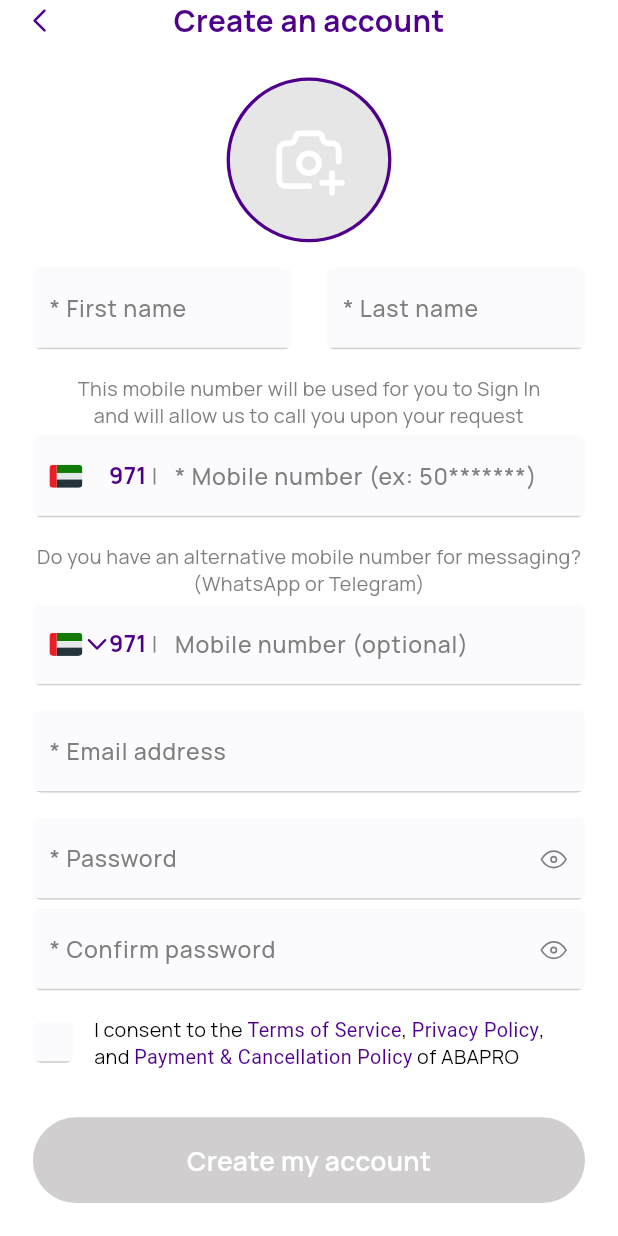
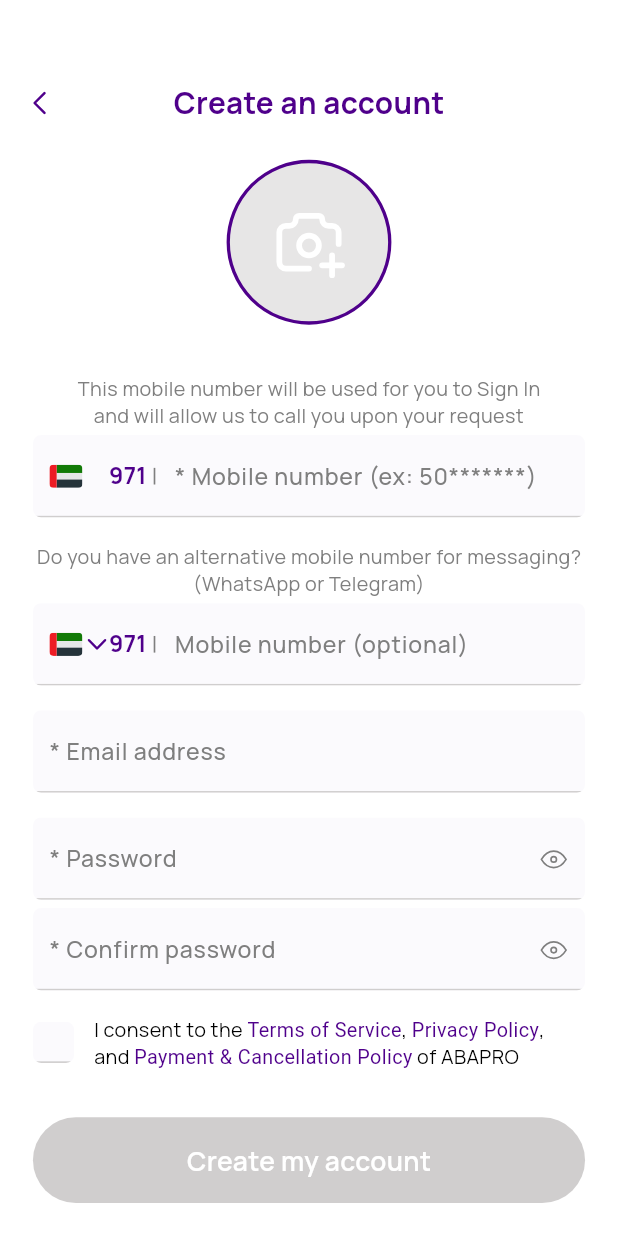
Before and after one commit to TuhinFortmindz/michell, a Flutter app: the screen it shows after launch, scrolled down 50 dp, on a phone screen of 412 x 824 dp. Run offline on Flutter 3.47's test engine with Material 3 defaults, Android fonts, the phone set to English and light mode, and no system bars.

Commit message:
fix dimension for all type of screens

```diff
--- a/lib/features/profile/presentation/pages/create_account_page.dart
+++ b/lib/features/profile/presentation/pages/create_account_page.dart
@@ -1,5 +1,6 @@
 import 'dart:math' as math;
 
+import 'package:flutter/foundation.dart';
 import 'package:flutter/material.dart';
 import 'package:flutter/services.dart';
 
@@ -43,16 +44,22 @@ abstract final class _CreateAccountLayout {
 
   /// Space between the button and the system navigation bar.
   static const double gapBelowSubmitButton = 20;
+
+  /// Android's 3-button navigation bar is 48 dp tall, gesture navigation only
+  /// ~16-24 dp. A bottom inset at least this tall (Figma px) means buttons.
+  static const double minButtonNavigationBarHeight = 32;
 }
 
 class _CreateAccountPageState extends State<CreateAccountPage> {
   final TextEditingController _firstNameController = TextEditingController();
   final TextEditingController _lastNameController = TextEditingController();
   final TextEditingController _mobileNumberController = TextEditingController();
-  final TextEditingController _alternativeMobileNumberController = TextEditingController();
+  final TextEditingController _alternativeMobileNumberController =
+      TextEditingController();
   final TextEditingController _emailController = TextEditingController();
   final TextEditingController _passwordController = TextEditingController();
-  final TextEditingController _confirmPasswordController = TextEditingController();
+  final TextEditingController _confirmPasswordController =
+      TextEditingController();
 
   bool _isPasswordHidden = true;
   bool _isConfirmPasswordHidden = true;
@@ -69,7 +76,9 @@ class _CreateAccountPageState extends State<CreateAccountPage> {
 
   bool get _canCreateAccount =>
       _hasAcceptedTerms &&
-      _requiredFieldControllers.every((controller) => controller.text.trim().isNotEmpty,);
+      _requiredFieldControllers.every(
+        (controller) => controller.text.trim().isNotEmpty,
+      );
 
   @override
   void initState() {
@@ -105,12 +114,27 @@ class _CreateAccountPageState extends State<CreateAccountPage> {
       systemPadding.top,
     );
 
+    // Only Android's 3-button navigation bar gets the grey Figma background.
+    // iPhones (home indicator) and Android gesture navigation stay white.
+    final bool hasButtonNavigationBar =
+        defaultTargetPlatform == TargetPlatform.android &&
+        systemPadding.bottom >=
+            _CreateAccountLayout.minButtonNavigationBarHeight;
+
+    // Figma keeps 20 px between the button and the navigation bar. A button
+    // bar needs that gap above it; the iPhone home indicator and Android
+    // gesture bar are thin lines at the very bottom, so 20 px from the screen
+    // edge already clears them.
+    final double bottomSpace =
+        _CreateAccountLayout.gapBelowSubmitButton +
+        (hasButtonNavigationBar ? systemPadding.bottom : 0);
+
     return AnnotatedRegion<SystemUiOverlayStyle>(
       value: const SystemUiOverlayStyle(
         statusBarColor: Colors.transparent,
         statusBarIconBrightness: Brightness.dark,
         statusBarBrightness: Brightness.light,
-        systemNavigationBarColor: AppColors.navigationBar,
+        systemNavigationBarColor: Colors.transparent,
         systemNavigationBarIconBrightness: Brightness.dark,
         systemNavigationBarContrastEnforced: false,
       ),
@@ -118,19 +142,32 @@ class _CreateAccountPageState extends State<CreateAccountPage> {
         backgroundColor: AppColors.pageBackground,
         body: Stack(
           children: [
-            Positioned.fill(
+            Column(
+              crossAxisAlignment: CrossAxisAlignment.stretch,
+              children: [
+                // Fixed part: never scrolls.
+                SizedBox(height: topSpace),
+                SignUpHeader(
+                  title: 'Create an account',
+                  onBackTap: () => Navigator.of(context).maybePop(),
+                ),
+                const ProfilePhotoPicker(),
+                const SizedBox(
+                  height: _CreateAccountLayout.gapAfterProfilePhoto,
+                ),
+                // Form: scrolls only when it is taller than the space left.
+                Expanded(
                   child: SingleChildScrollView(
                     physics: const ClampingScrollPhysics(),
                     keyboardDismissBehavior:
                         ScrollViewKeyboardDismissBehavior.onDrag,
-                padding: EdgeInsets.only(
-                  top: topSpace,
-                  bottom: _CreateAccountLayout.gapBelowSubmitButton +
-                      systemPadding.bottom,
-                ),
-                child: _buildForm(context),
+                    padding: EdgeInsets.only(bottom: bottomSpace),
+                    child: _buildForm(),
                   ),
                 ),
+              ],
+            ),
+            if (hasButtonNavigationBar)
               Positioned(
                 left: 0,
                 right: 0,
@@ -144,17 +181,8 @@ class _CreateAccountPageState extends State<CreateAccountPage> {
     );
   }
 
-  Widget _buildForm(BuildContext context) {
-    return Column(
-      crossAxisAlignment: CrossAxisAlignment.stretch,
-      children: [
-        SignUpHeader(
-          title: 'Create an account',
-          onBackTap: () => Navigator.of(context).maybePop(),
-        ),
-        const ProfilePhotoPicker(),
-        const SizedBox(height: _CreateAccountLayout.gapAfterProfilePhoto),
-        Padding(
+  Widget _buildForm() {
+    return Padding(
       padding: const EdgeInsets.symmetric(
         horizontal: _CreateAccountLayout.pageSidePadding,
       ),
@@ -173,9 +201,7 @@ class _CreateAccountPageState extends State<CreateAccountPage> {
                   autofillHints: const [AutofillHints.givenName],
                 ),
               ),
-                  const SizedBox(
-                    width: _CreateAccountLayout.gapBetweenNameFields,
-                  ),
+              const SizedBox(width: _CreateAccountLayout.gapBetweenNameFields),
               SizedBox(
                 width: _CreateAccountLayout.nameFieldWidth,
                 child: SignUpTextField(
@@ -189,7 +215,8 @@ class _CreateAccountPageState extends State<CreateAccountPage> {
             ],
           ),
           const _HelperTextBlock(
-                text: 'This mobile number will be used for you to Sign In\n'
+            text:
+                'This mobile number will be used for you to Sign In\n'
                 'and will allow us to call you upon your request',
           ),
           SignUpPhoneField(
@@ -197,7 +224,8 @@ class _CreateAccountPageState extends State<CreateAccountPage> {
             hintText: '* Mobile number (ex: 50*******)',
           ),
           const _HelperTextBlock(
-                text: 'Do you have an alternative mobile number for messaging?\n'
+            text:
+                'Do you have an alternative mobile number for messaging?\n'
                 '(WhatsApp or Telegram)',
           ),
           SignUpPhoneField(
@@ -220,9 +248,7 @@ class _CreateAccountPageState extends State<CreateAccountPage> {
             onVisibilityToggle: () =>
                 setState(() => _isPasswordHidden = !_isPasswordHidden),
           ),
-              const SizedBox(
-                height: _CreateAccountLayout.gapBetweenPasswordFields,
-              ),
+          const SizedBox(height: _CreateAccountLayout.gapBetweenPasswordFields),
           SignUpPasswordField(
             controller: _confirmPasswordController,
             hintText: '* Confirm password',
@@ -232,9 +258,7 @@ class _CreateAccountPageState extends State<CreateAccountPage> {
               () => _isConfirmPasswordHidden = !_isConfirmPasswordHidden,
             ),
           ),
-              const SizedBox(
-                height: _CreateAccountLayout.gapAfterConfirmPassword,
-              ),
+          const SizedBox(height: _CreateAccountLayout.gapAfterConfirmPassword),
           ConsentCheckboxRow(
             isChecked: _hasAcceptedTerms,
             onChanged: (isChecked) =>
@@ -247,8 +271,6 @@ class _CreateAccountPageState extends State<CreateAccountPage> {
           ),
         ],
       ),
-        ),
-      ],
     );
   }
 }
```
Lines whose indentation alone changed are shown as unchanged.
